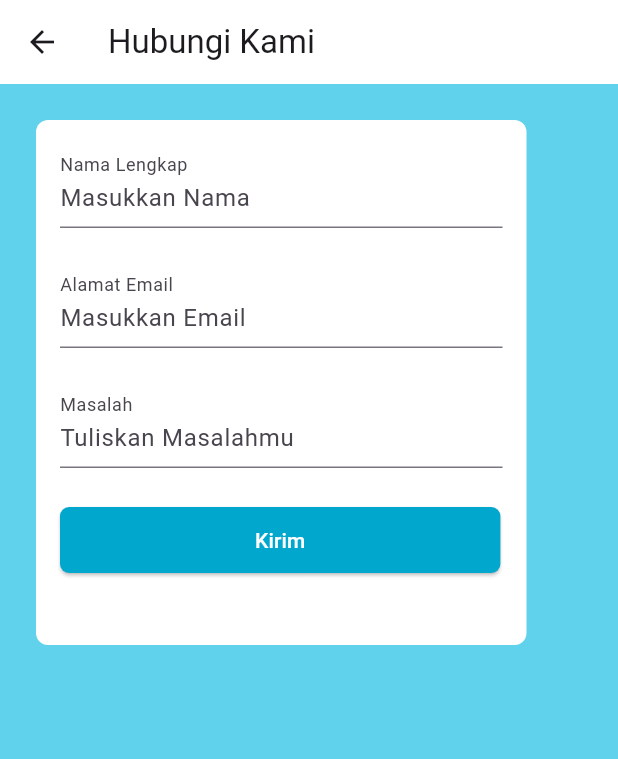
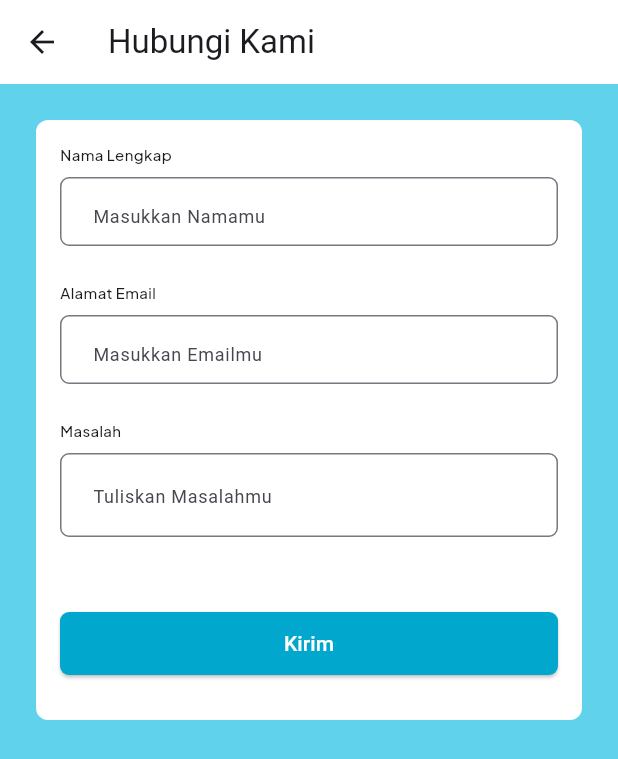
Before and after one commit to RezkiArifin/project_ancol, a Flutter app: the CallCenterScreen screen opened directly, on a phone screen of 412 x 824 dp. Shown: the top 759 px of the screen. Run offline on Flutter 3.47's test engine with Material 2 defaults, Android fonts, the phone set to English and light mode, and no system bars; our stand-ins replace carousel_slider, google_fonts.

Commit message:
Slicing UI
textfield global widget, pengaturan, & beli tiket screen

```diff
--- a/lib/screens/call_center_screen.dart
+++ b/lib/screens/call_center_screen.dart
@@ -1,4 +1,5 @@
 import 'package:flutter/material.dart';
+import 'package:tiket_saya/widget/global/text_field_global_widget.dart';
 
 class CallCenterScreen extends StatelessWidget {
   const CallCenterScreen({super.key});
@@ -19,8 +20,8 @@ class CallCenterScreen extends StatelessWidget {
             crossAxisAlignment: CrossAxisAlignment.center,
             children: [
               Container(
-                width: 327,
-                height: 350,
+                width: double.infinity,
+                height: 400,
                 decoration: const BoxDecoration(
                   color: Colors.white,
                   borderRadius: BorderRadius.all(
@@ -33,56 +34,50 @@ class CallCenterScreen extends StatelessWidget {
                     child: Column(
                       crossAxisAlignment: CrossAxisAlignment.start,
                       children: [
-                        const TextField(
-                          decoration: InputDecoration(
-                            labelText: "Nama Lengkap",
-                            floatingLabelBehavior: FloatingLabelBehavior.always,
-                            hintText: "Masukkan Nama",
-                            hintStyle: TextStyle(fontSize: 16),
-                            // fillColor: Color(0xFFE7E0EC),
-                            // filled: true,
-                          ),
-                        ),
+                        const TextFieldWidget(
+                            height: 46,
+                            title: "Nama Lengkap",
+                            isValidTextField: true,
+                            errorMessage: "",
+                            hintText: "Masukkan Namamu",
+                            decoration: InputDecoration()),
                         const Padding(
                           padding: EdgeInsets.symmetric(vertical: 24),
-                          child: TextField(
-                            decoration: InputDecoration(
-                              labelText: "Alamat Email",
-                              floatingLabelBehavior:
-                                  FloatingLabelBehavior.always,
-                              hintText: "Masukkan Email",
-                              hintStyle: TextStyle(fontSize: 16),
-                              // fillColor: Color(0xFFE7E0EC),
-                              // filled: true,
+                          child: TextFieldWidget(
+                              height: 46,
+                              title: "Alamat Email",
+                              isValidTextField: true,
+                              errorMessage: "",
+                              hintText: "Masukkan Emailmu",
+                              decoration: InputDecoration()),
                         ),
-                          ),
-                        ),
-                        const TextField(
-                          decoration: InputDecoration(
-                            labelText: "Masalah",
-                            floatingLabelBehavior: FloatingLabelBehavior.always,
+                        const TextFieldWidget(
+                            height: 82,
+                            title: "Masalah",
+                            isValidTextField: true,
+                            errorMessage: "",
                             hintText: "Tuliskan Masalahmu",
-                            hintStyle: TextStyle(fontSize: 16),
-                            // fillColor: Color(0xFFE7E0EC),
-                            // filled: true,
-                          ),
-                        ),
+                            decoration: InputDecoration()),
                         const SizedBox(
                           height: 24,
                         ),
-                        ElevatedButton(
+                        SizedBox(
+                          height: 42,
+                          width: double.infinity,
+                          child: ElevatedButton(
                             style: ElevatedButton.styleFrom(
                               backgroundColor: const Color(0xFF01A7CC),
                               shape: RoundedRectangleBorder(
                                 borderRadius: BorderRadius.circular(6),
                               ),
-                            padding: const EdgeInsets.symmetric(
-                                horizontal: 130, vertical: 12),
+                              // padding: const EdgeInsets.symmetric(
+                              // horizontal: 145, vertical: 12),
                             ),
                             onPressed: () {},
                             child: const Text(
                               'Kirim',
                               style: TextStyle(color: Colors.white),
+                            ),
                           ),
                         )
                       ],
--- /dev/null
+++ b/lib/widget/global/text_field_global_widget.dart
@@ -0,0 +1,86 @@
+import 'package:flutter/material.dart';
+import 'package:google_fonts/google_fonts.dart';
+
+class TextFieldWidget extends StatelessWidget {
+  final TextEditingController? controller;
+  final Function(String)? onChanged;
+  final String? Function(String?)? validator;
+  final bool isValidTextField;
+  final String errorMessage;
+  final String title;
+  final String? fontFamily;
+  final String hintText;
+  final bool isObsucreText;
+  final Widget? suffixIconWidget;
+  final bool isReadOnly;
+  final TextInputType? keyboardType;
+  final String? initialValue;
+  final double height;
+
+  const TextFieldWidget({
+    super.key,
+    this.controller,
+    this.onChanged,
+    this.validator,
+    required this.title,
+    required this.isValidTextField,
+    required this.errorMessage,
+    required this.hintText,
+    this.fontFamily,
+    this.isObsucreText = false,
+    this.isReadOnly = false,
+    this.suffixIconWidget,
+    this.keyboardType = TextInputType.text,
+    this.initialValue,
+    required InputDecoration decoration,
+    bool obscureText = false,
+    required this.height,
+  });
+
+  @override
+  Widget build(BuildContext context) {
+    return Column(
+      crossAxisAlignment: CrossAxisAlignment.start,
+      children: [
+        Text(
+          title,
+          style: GoogleFonts.plusJakartaSans(
+            fontSize: 10,
+            fontWeight: FontWeight.w500,
+          ),
+        ),
+        const SizedBox(
+          height: 8,
+        ),
+        SizedBox(
+          width: 372,
+          height: height,
+          child: TextFormField(
+            controller: controller,
+            readOnly: isReadOnly,
+            keyboardType: keyboardType,
+            onChanged: onChanged,
+            validator: validator,
+            obscureText: isObsucreText,
+            initialValue: initialValue,
+            decoration: InputDecoration(
+              hintText: hintText,
+              hintStyle: TextStyle(
+                fontSize: 12,
+                fontWeight: FontWeight.w400,
+                fontFamily: fontFamily,
+              ),
+              floatingLabelBehavior: FloatingLabelBehavior.always,
+              border: OutlineInputBorder(
+                borderRadius: BorderRadius.circular(6),
+                gapPadding: 10,
+              ),
+              errorText: isValidTextField ? null : errorMessage,
+              suffixIcon: suffixIconWidget,
+            ),
+          ),
+        ),
+      ],
+    );
+  }
+}
--- a/pubspec.yaml
+++ b/pubspec.yaml
@@ -35,6 +35,7 @@ dependencies:
   # Use with the CupertinoIcons class for iOS style icons.
   cupertino_icons: ^1.0.2
   carousel_slider: ^4.2.1
+  google_fonts: ^6.1.0
 
 dev_dependencies:
   flutter_test:
```
Also changed, not shown: lib/screens/beli_tiket_screen.dart (added, +50 -0 lines), lib/screens/pengaturan_screen.dart (added, +88 -0 lines), lib/screens/profile.dart (+11 -1 lines), lib/screens/wahana_deskripsi_screen.dart (+9 -1 lines), pubspec.lock, 1 other file. Lines whose indentation alone changed are shown as unchanged.
